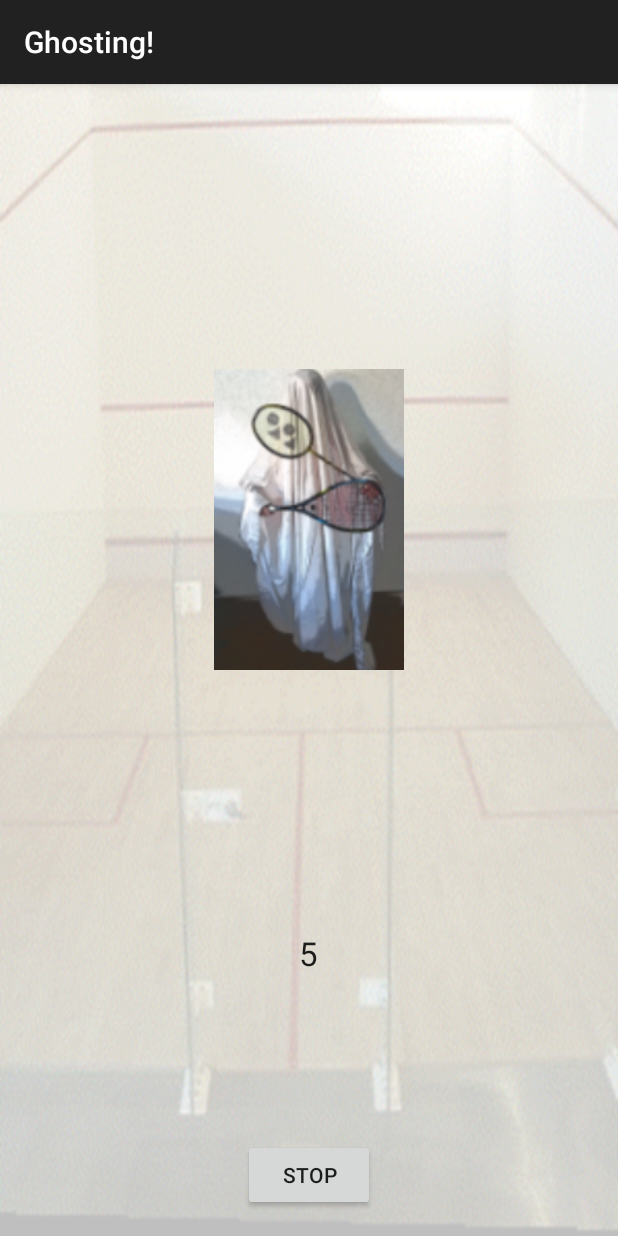
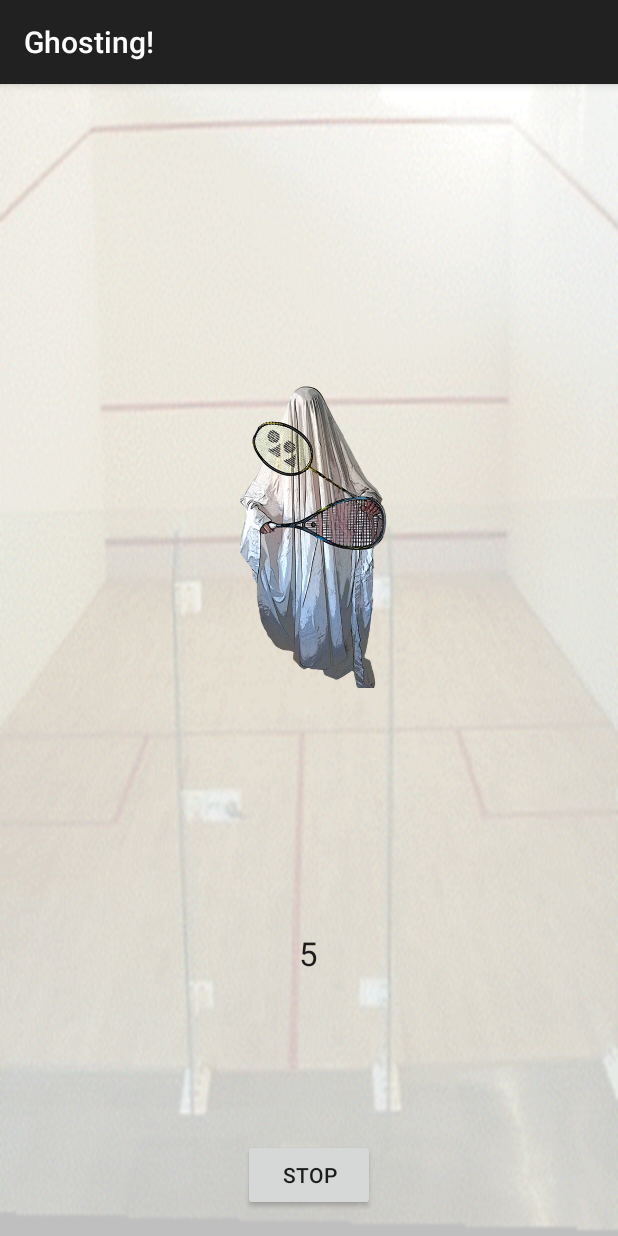
Before and after one commit to mrksbrg/RacketGhost, an Android app: the screen it shows after launch (GhostingActivity), after a tap on "GO!", on a phone screen of 412 x 824 dp. Run offline under Robolectric (Android 15) with nearby library versions, the light colour scheme and no system bars.

Commit message:
Issue #35: Added improved ghost figure

```diff
--- a/app/src/main/res/layout/activity_ghosting.xml
+++ b/app/src/main/res/layout/activity_ghosting.xml
@@ -62,7 +62,7 @@
             android:visibility="visible"
             android:background="@android:color/transparent"
             android:adjustViewBounds="false"
-            android:src="@drawable/icon" />
+            android:src="@drawable/ghost" />
 
         <LinearLayout
             android:orientation="vertical"
```
Also changed, not shown: app/src/main/res/drawable/ghost.png (added), app/src/main/res/drawable/icon.png (deleted), app/src/main/res/drawable/icontrans.png, 15 other files.
